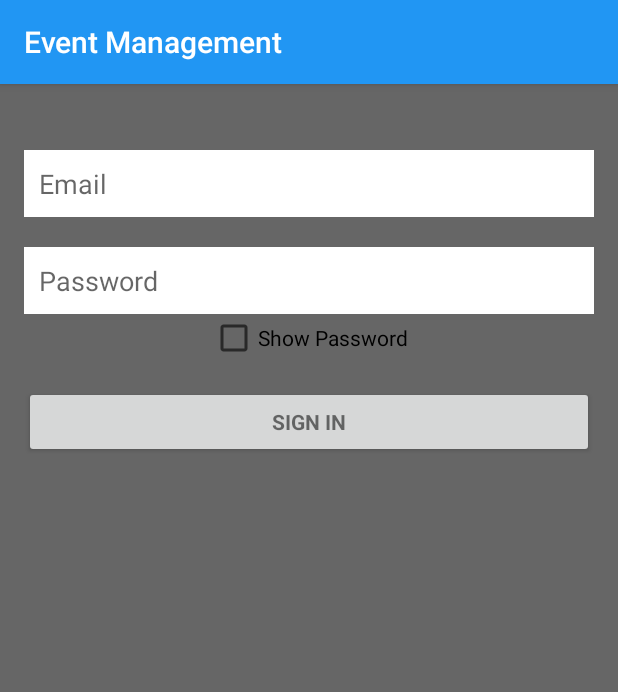
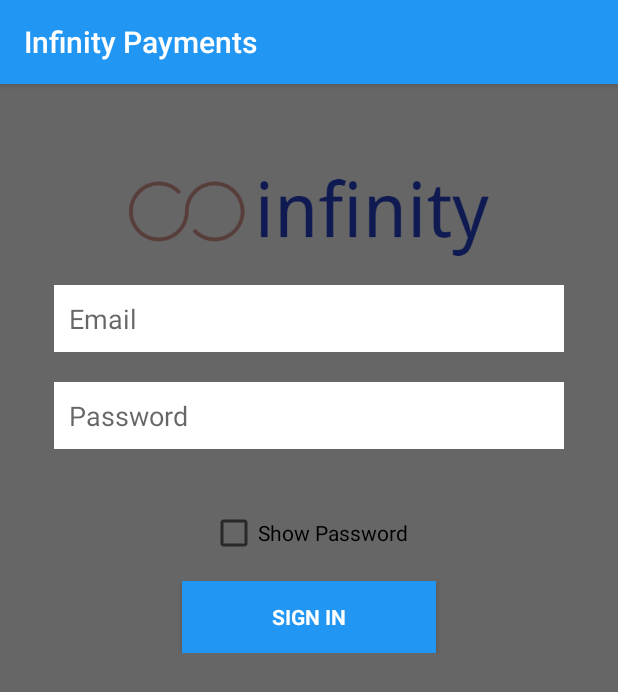
Before and after one commit to arya-sharma/MobileAppEvent, an Android app: the screen it shows after launch (LoginActivity), on a phone screen of 412 x 824 dp. Shown: the top 692 px of the screen. Run offline under Robolectric (Android 15) with nearby library versions, the phone set to English and light mode, and no system bars; 2 statements that could not run were skipped.

Commit message:
menu and colors

```diff
--- a/app/src/main/AndroidManifest.xml
+++ b/app/src/main/AndroidManifest.xml
@@ -24,6 +24,10 @@
                 <category android:name="android.intent.category.LAUNCHER" />
             </intent-filter>
         </activity>
+        <activity
+            android:name=".MainActivity"
+            android:label="@string/main_name" >
+        </activity>
     </application>
 
 </manifest>
--- a/app/src/main/java/io/oneinfinity/eventmanagement/LoginActivity.java
+++ b/app/src/main/java/io/oneinfinity/eventmanagement/LoginActivity.java
@@ -3,6 +3,7 @@ package io.oneinfinity.eventmanagement;
 import android.animation.Animator;
 import android.animation.AnimatorListenerAdapter;
 import android.annotation.TargetApi;
+import android.content.Intent;
 import android.content.pm.PackageManager;
 import android.support.annotation.NonNull;
 import android.support.design.widget.Snackbar;
@@ -45,6 +46,8 @@ public class LoginActivity extends AppCompatActivity implements LoaderCallbacks<
      * Id to identity READ_CONTACTS permission request.
      */
     private static final int REQUEST_READ_CONTACTS = 0;
+    Intent mainIntent = null;
+    LoginActivity self = null;
 
     /**
      * A dummy authentication store containing known user names and passwords.
@@ -68,6 +71,8 @@ public class LoginActivity extends AppCompatActivity implements LoaderCallbacks<
     protected void onCreate(Bundle savedInstanceState) {
         super.onCreate(savedInstanceState);
         setContentView(R.layout.activity_login);
+        self = this;
+        mainIntent = new Intent(this, MainActivity.class);
         // Set up the login form.
         mEmailView = (AutoCompleteTextView) findViewById(R.id.email);
         populateAutoComplete();
@@ -325,7 +330,6 @@ public class LoginActivity extends AppCompatActivity implements LoaderCallbacks<
 
             LoginService login = new LoginService(mEmail, mPassword);
             String token = login.execute();
-
             Log.w("Login act", token);
 
             if(token.length() == 0) {
@@ -343,7 +347,8 @@ public class LoginActivity extends AppCompatActivity implements LoaderCallbacks<
 
             if (success) {
                 Log.w("Login Activity", String.valueOf(success));
-                //finish();
+                finish();
+                self.startActivity(mainIntent);
             } else {
                 mPasswordView.setError(getString(R.string.error_incorrect_password));
                 mPasswordView.requestFocus();
--- a/app/src/main/res/layout/activity_login.xml
+++ b/app/src/main/res/layout/activity_login.xml
@@ -33,11 +33,16 @@
             android:paddingTop="28dp"
             android:gravity="center">
 
-
+            <ImageView
+                android:id="@+id/imageView1"
+                android:layout_width="240dp"
+                android:layout_height="90dp"
+                android:src="@drawable/logo" />
 
             <AutoCompleteTextView
                 android:id="@+id/email"
                 android:ems="40"
+                android:layout_marginHorizontal="20dp"
                 android:layout_width="match_parent"
                 android:layout_height="wrap_content"
                 android:hint="@string/prompt_email"
@@ -54,6 +59,7 @@
                 android:layout_width="match_parent"
                 android:layout_height="wrap_content"
                 android:layout_marginTop="20dp"
+                android:layout_margin="20dp"
                 android:hint="@string/prompt_password"
                 android:imeActionId="6"
                 android:imeActionLabel="@string/action_sign_in_short"
@@ -66,6 +72,7 @@
 
 
             <CheckBox android:id="@+id/checkbox_password"
+                android:layout_marginTop="20dp"
                 android:layout_width="wrap_content"
                 android:layout_height="wrap_content"
                 android:text="@string/show_password"
@@ -74,10 +81,13 @@
             <Button
                 android:id="@+id/email_sign_in_button"
                 style="?android:textAppearanceSmall"
-                android:layout_width="match_parent"
+                android:layout_width="wrap_content"
                 android:layout_height="wrap_content"
                 android:layout_marginTop="16dp"
                 android:text="@string/action_sign_in"
+                android:background="@color/colorPrimary"
+                android:textColor="@color/colorWhite"
+                android:paddingHorizontal="60dp"
                 android:textStyle="bold"/>
 
         </LinearLayout>
--- a/app/src/main/res/values/colors.xml
+++ b/app/src/main/res/values/colors.xml
@@ -5,4 +5,6 @@
     <color name="colorAccent">#000000</color>
     <color name="colorWhite">#FFFFFF</color>
     <color name="grey">#666666</color>
+    <color name="lightGrey">#f1f1f1</color>
+    <color name="green">#92d36e</color>
 </resources>
--- a/app/src/main/res/values/strings.xml
+++ b/app/src/main/res/values/strings.xml
@@ -1,7 +1,11 @@
 <resources>
-    <string name="app_name">Event Management</string>
+    <string name="app_name">Infinity Payments</string>
+    <string name="main_name">Main</string>
 
     <!-- Strings related to login -->
+    <string name="go_to_item">Go to all items</string>
+    <string name="test">Menu</string>
+    <string name="top_up">Top Up Qr Code</string>
     <string name="prompt_email">Email</string>
     <string name="prompt_password">Password</string>
     <string name="action_sign_in">Sign in </string>
```
Also changed, not shown: app/src/main/java/io/oneinfinity/eventmanagement/MainActivity.java (added, +27 -0 lines), app/src/main/res/layout/main_layout.xml (added, +80 -0 lines), app/src/main/res/menu/main_menu.xml (added, +11 -0 lines), app/src/main/res/drawable/logo.png (added).
